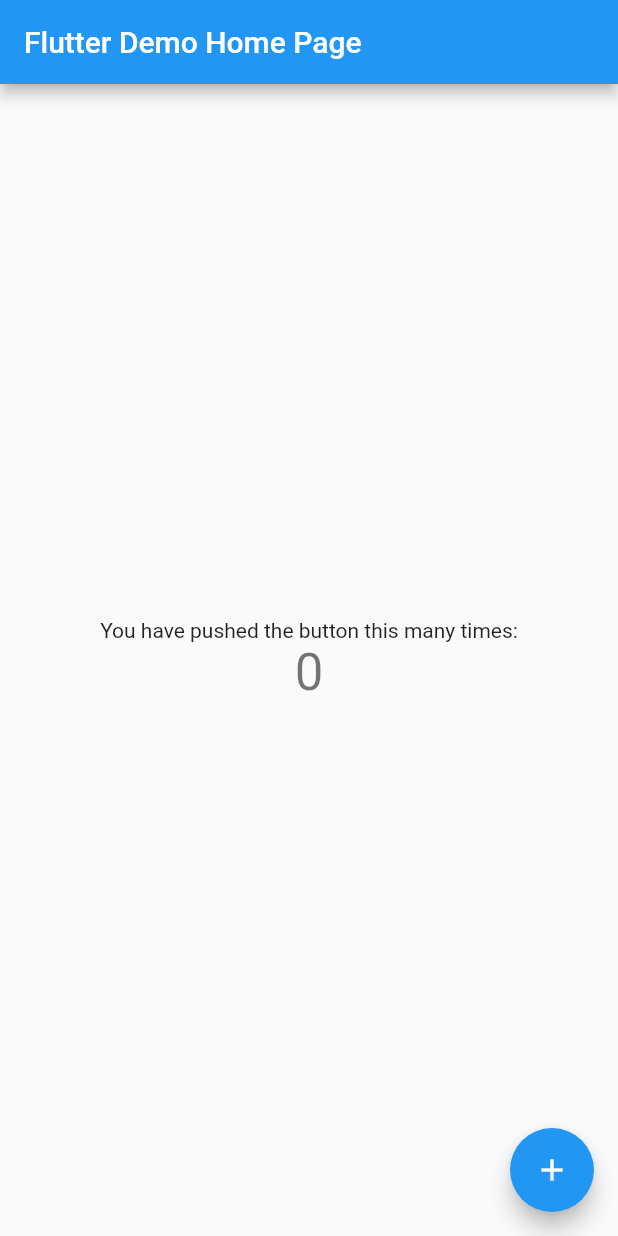
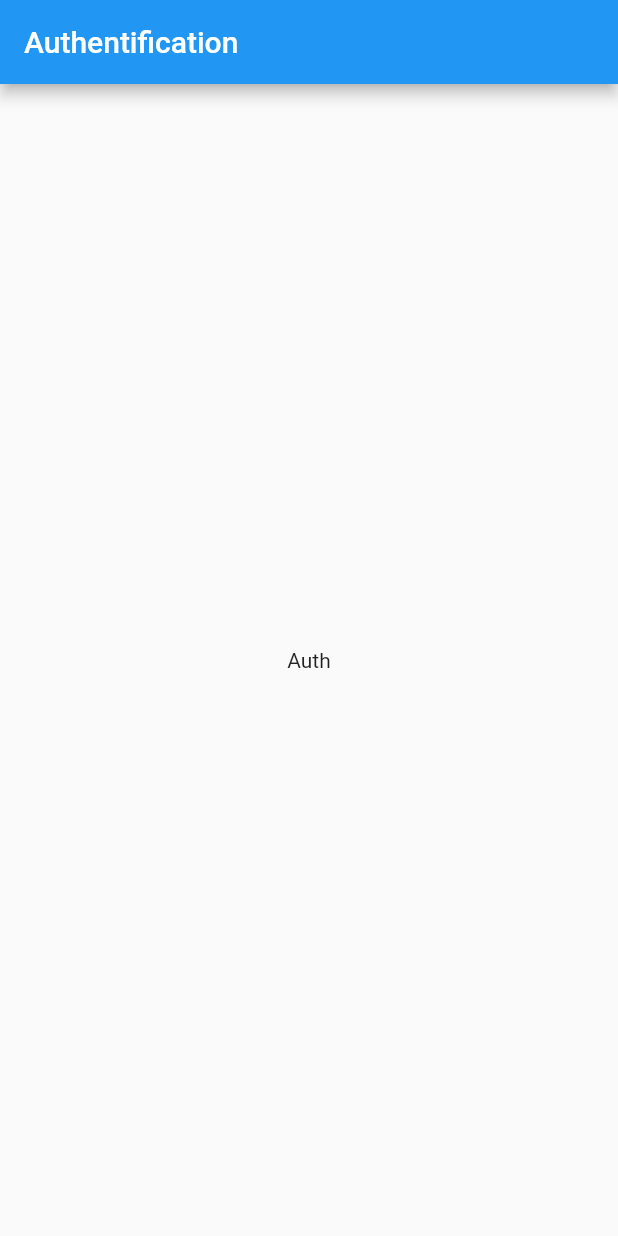
Before and after one commit to mboti/chat, a Flutter app: the screen it shows after launch, on a phone screen of 412 x 824 dp. Run offline on Flutter 3.47's test engine with Material 2 defaults, Android fonts, the phone set to English and light mode, and no system bars; our stand-ins replace firebase_auth, firebase_core; accounts and stored records are empty.

```diff
--- /dev/null
+++ b/lib/controller/log_controller.dart
@@ -0,0 +1,24 @@
+
+
+import 'package:flutter/material.dart';
+
+class LogController extends StatefulWidget{
+  const LogController({Key? key}) : super(key: key);
+
+  @override
+  LogControllerState createState()=> LogControllerState();
+
+}
+
+class LogControllerState extends State<LogController>{
+  @override
+  Widget build(BuildContext context) {
+    return Scaffold(
+      appBar: AppBar(title: const Text("Authentification")),
+      body: const Center(
+        child: Text("Auth"),
+      ),
+    );
+  }
+
+}
--- /dev/null
+++ b/lib/controller/main_app_controller.dart
@@ -0,0 +1,17 @@
+import 'package:flutter/material.dart';
+
+class MainAppController extends StatelessWidget{
+  const MainAppController({Key? key}) : super(key: key);
+
+
+  @override
+  Widget build(BuildContext context) {
+    return Scaffold(
+      appBar: AppBar(title: Text("Flutter Chat"),),
+      body: const Center(
+        child: Text("Nous sommes connectés"),
+      ),
+    );
+  }
+
+}
--- a/lib/main.dart
+++ b/lib/main.dart
@@ -1,6 +1,14 @@
+import 'package:chat/controller/log_controller.dart';
+import 'package:chat/controller/main_app_controller.dart';
+import 'package:firebase_auth/firebase_auth.dart';
+import 'package:firebase_core/firebase_core.dart';
 import 'package:flutter/material.dart';
 
-void main() {
+void main() async{
+  /// Permet de nous assurer que les Widgets ajouter au niveau du main soit bien initialisé
+  WidgetsFlutterBinding.ensureInitialized();
+  /// Initialiser Firebase
+  await Firebase.initializeApp();
   runApp(const MyApp());
 }
 
@@ -11,105 +19,26 @@ class MyApp extends StatelessWidget {
   @override
   Widget build(BuildContext context) {
     return MaterialApp(
-      title: 'Flutter Demo',
+      title: 'Flutter Chat',
       theme: ThemeData(
-        // This is the theme of your application.
-        //
-        // Try running your application with "flutter run". You'll see the
-        // application has a blue toolbar. Then, without quitting the app, try
-        // changing the primarySwatch below to Colors.green and then invoke
-        // "hot reload" (press "r" in the console where you ran "flutter run",
-        // or simply save your changes to "hot reload" in a Flutter IDE).
-        // Notice that the counter didn't reset back to zero; the application
-        // is not restarted.
         primarySwatch: Colors.blue,
       ),
-      home: const MyHomePage(title: 'Flutter Demo Home Page'),
+      home: _handleAuth(),
     );
   }
 }
 
-class MyHomePage extends StatefulWidget {
-  const MyHomePage({Key? key, required this.title}) : super(key: key);
-
-  // This widget is the home page of your application. It is stateful, meaning
-  // that it has a State object (defined below) that contains fields that affect
-  // how it looks.
-
-  // This class is the configuration for the state. It holds the values (in this
-  // case the title) provided by the parent (in this case the App widget) and
-  // used by the build method of the State. Fields in a Widget subclass are
-  // always marked "final".
-
-  final String title;
-
-  @override
-  State<MyHomePage> createState() => _MyHomePageState();
+Widget _handleAuth() {
+  return StreamBuilder<User?>(
+    stream: FirebaseAuth.instance.authStateChanges(),
+    builder:(BuildContext context, snapshot){
+      if(snapshot.hasData){
+        // Accès à l'Application
+        return MainAppController();
+      }else{
+        // Aucun accès
+        return LogController();
+      }
+    },
+  );
 }
-
-class _MyHomePageState extends State<MyHomePage> {
-  int _counter = 0;
-
-  void _incrementCounter() {
-    setState(() {
-      // This call to setState tells the Flutter framework that something has
-      // changed in this State, which causes it to rerun the build method below
-      // so that the display can reflect the updated values. If we changed
-      // _counter without calling setState(), then the build method would not be
-      // called again, and so nothing would appear to happen.
-      _counter++;
-    });
-  }
-
-  @override
-  Widget build(BuildContext context) {
-    // This method is rerun every time setState is called, for instance as done
-    // by the _incrementCounter method above.
-    //
-    // The Flutter framework has been optimized to make rerunning build methods
-    // fast, so that you can just rebuild anything that needs updating rather
-    // than having to individually change instances of widgets.
-    return Scaffold(
-      appBar: AppBar(
-        // Here we take the value from the MyHomePage object that was created by
-        // the App.build method, and use it to set our appbar title.
-        title: Text(widget.title),
-      ),
-      body: Center(
-        // Center is a layout widget. It takes a single child and positions it
-        // in the middle of the parent.
-        child: Column(
-          // Column is also a layout widget. It takes a list of children and
-          // arranges them vertically. By default, it sizes itself to fit its
-          // children horizontally, and tries to be as tall as its parent.
-          //
-          // Invoke "debug painting" (press "p" in the console, choose the
-          // "Toggle Debug Paint" action from the Flutter Inspector in Android
-          // Studio, or the "Toggle Debug Paint" command in Visual Studio Code)
-          // to see the wireframe for each widget.
-          //
-          // Column has various properties to control how it sizes itself and
-          // how it positions its children. Here we use mainAxisAlignment to
-          // center the children vertically; the main axis here is the vertical
-          // axis because Columns are vertical (the cross axis would be
-          // horizontal).
-          mainAxisAlignment: MainAxisAlignment.center,
-          children: <Widget>[
-            const Text(
-              'You have pushed the button this many times:',
-            ),
-            Text(
-              '$_counter',
-              style: Theme.of(context).textTheme.headline4,
-            ),
-          ],
-        ),
-      ),
-      floatingActionButton: FloatingActionButton(
-        onPressed: _incrementCounter,
-        tooltip: 'Increment',
-        child: const Icon(Icons.add),
-      ), // This trailing comma makes auto-formatting nicer for build methods.
-    );
-  }
-}
```
Also changed, not shown: pubspec.yaml (+4 -30 lines), pubspec.lock, 3 other files.
